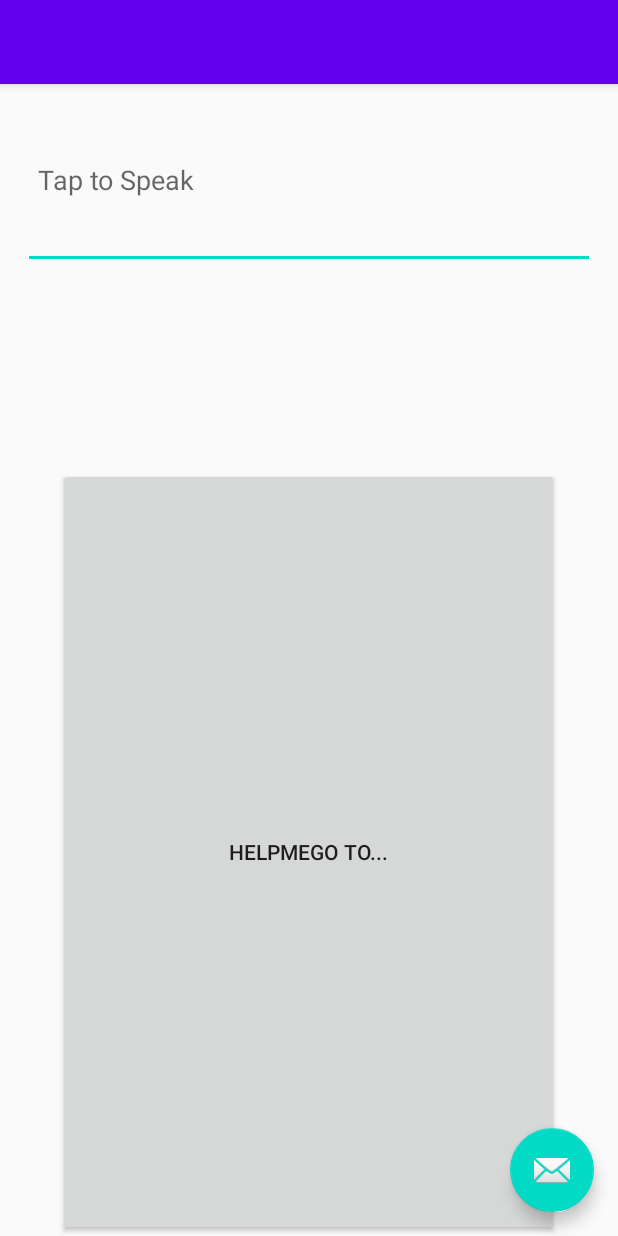
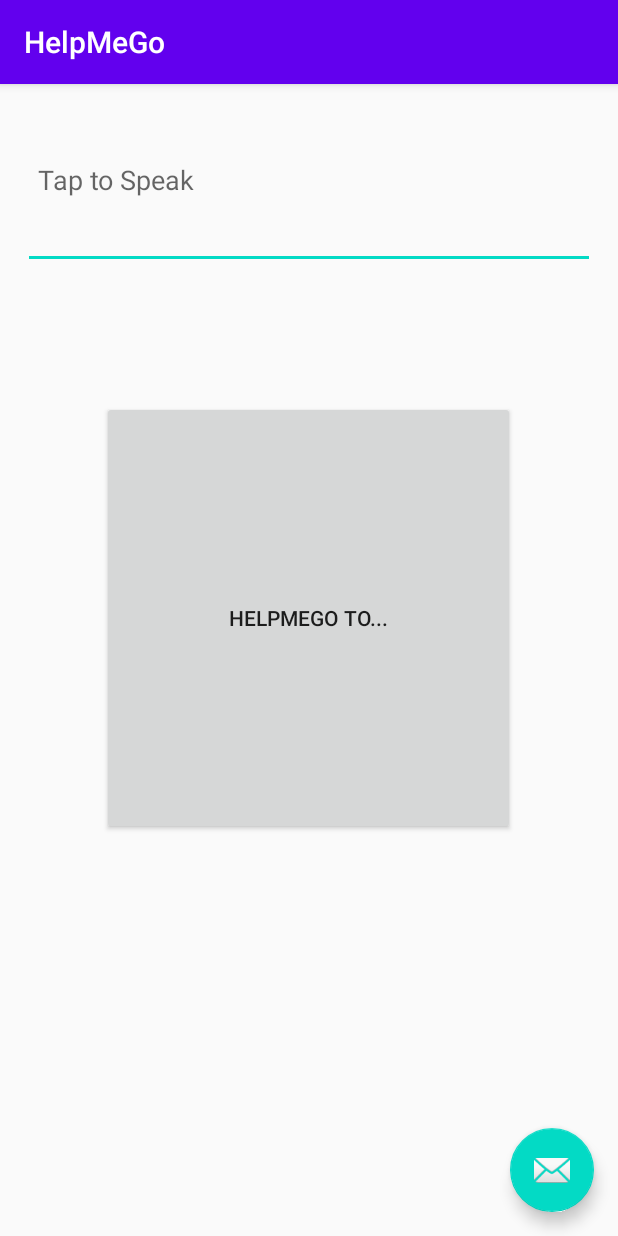
Before and after one commit to CincoSwim/HelpMeGo-Java, an Android app: the layout activity_main.xml on its own in the app's theme, with its tools: preview values and no code run, on a phone screen of 412 x 824 dp. Run offline under Robolectric (Android 15) with nearby library versions, the phone set to English and light mode, and no system bars.

Commit message:
Erik's branch

```diff
--- a/app/src/main/res/layout/activity_main.xml
+++ b/app/src/main/res/layout/activity_main.xml
@@ -17,7 +17,8 @@
                 android:layout_width="match_parent"
                 android:layout_height="?attr/actionBarSize"
                 android:background="?attr/colorPrimary"
-                app:popupTheme="@style/AppTheme.PopupOverlay"/>
+                app:popupTheme="@style/AppTheme.PopupOverlay"
+                app:title="HelpMeGo"/>
 
     </com.google.android.material.appbar.AppBarLayout>
 
@@ -30,7 +31,10 @@
             android:layout_gravity="bottom|end"
             android:layout_margin="@dimen/fab_margin"
             app:srcCompat="@android:drawable/ic_dialog_email"/>
-    <EditText android:id="@+id/edit_text"
+            <!--android:text="Help"-->
+
+    <EditText
+            android:id="@+id/edit_text"
             android:layout_width="match_parent"
             android:layout_height="119dp"
             android:layout_marginRight="15dp"
@@ -40,4 +44,22 @@
             android:padding="10dp"
             android:layout_centerInParent="true" tools:ignore="MissingConstraints"/>
 
+    <Button
+            android:id="@+id/button_first"
+            android:layout_width="275dp"
+            android:layout_height="289dp"
+            android:layout_gravity="center"
+            android:text="@string/HelpMeGo"
+            app:layout_constraintTop_toBottomOf="@id/edit_text"
+            app:layout_constraintStart_toStartOf="parent"
+            app:layout_constraintEnd_toEndOf="parent"
+            app:layout_constraintBottom_toBottomOf="parent"
+            app:layout_constraintHorizontal_bias="0.496"/>
+            <!--android:onClick="HelpMeGo"-->
+            <!--The value for this attribute
+            must be the name of the method you want to call in
+            response to a click event. The Activity hosting the layout
+            must then implement the corresponding method.-->
+
+
 </androidx.coordinatorlayout.widget.CoordinatorLayout>
--- a/app/src/main/res/layout/fragment_first.xml
+++ b/app/src/main/res/layout/fragment_first.xml
@@ -8,17 +8,4 @@
         tools:context=".FirstFragment">
 
 
-
-
-
-    <Button
-            android:id="@+id/button_first"
-            android:layout_width="334dp"
-            android:layout_height="512dp"
-            android:text="@string/HelpMeGo"
-            app:layout_constraintTop_toBottomOf="@id/edit_text"
-            app:layout_constraintStart_toStartOf="parent"
-            app:layout_constraintEnd_toEndOf="parent"
-            app:layout_constraintBottom_toBottomOf="parent"
-            app:layout_constraintHorizontal_bias="0.496"/>
 </androidx.constraintlayout.widget.ConstraintLayout>
```
Lines whose indentation alone changed are shown as unchanged.
